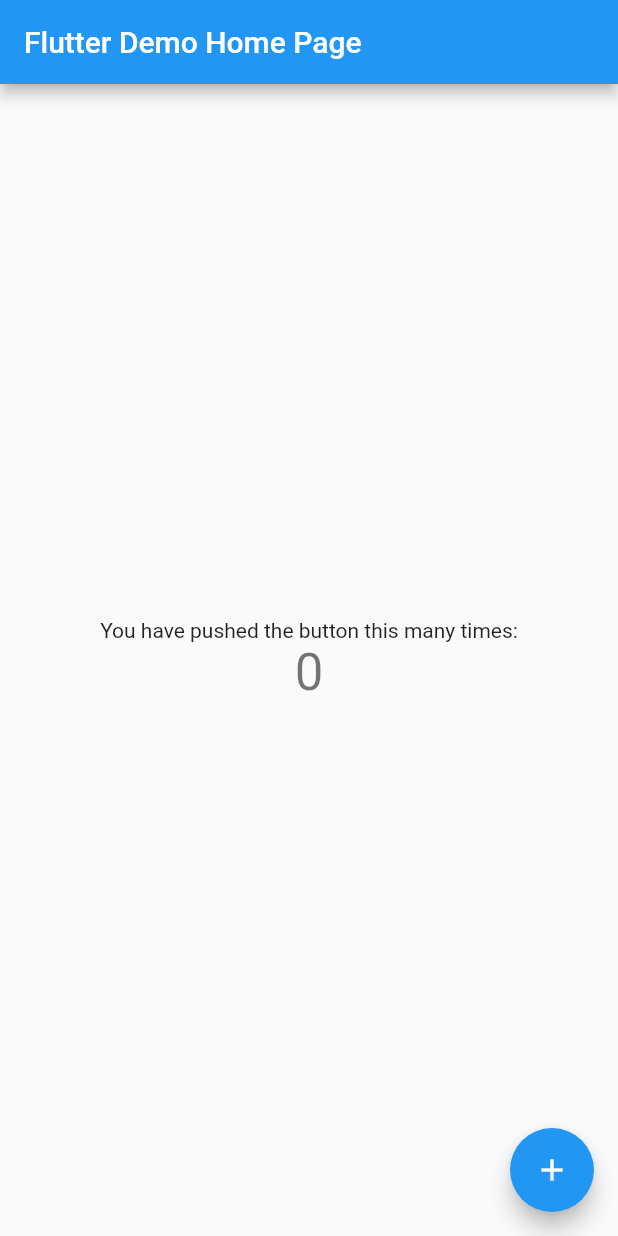
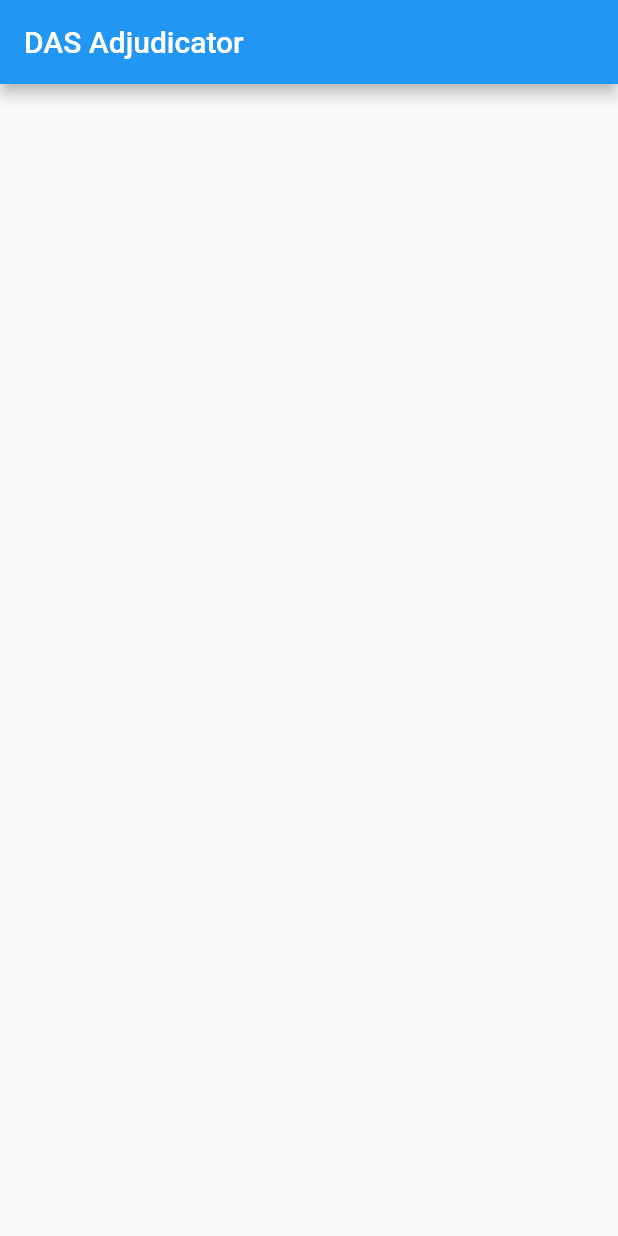
Before and after one commit to DancesportSoftware/das-judge, a Flutter app: the screen it shows after launch, on a phone screen of 412 x 824 dp. Run offline on Flutter 3.47's test engine with Material 2 defaults, Android fonts, the phone set to English and light mode, and no system bars; accounts and stored records are empty.

Commit message:
#3: added login screen code skeleton

```diff
--- a/lib/main.dart
+++ b/lib/main.dart
@@ -1,109 +1,3 @@
-import 'package:flutter/material.dart';
+import 'routes.dart';
 
-void main() => runApp(new MyApp());
-
-class MyApp extends StatelessWidget {
-  // This widget is the root of your application.
-  @override
-  Widget build(BuildContext context) {
-    return new MaterialApp(
-      title: 'Flutter Demo',
-      theme: new ThemeData(
-        // This is the theme of your application.
-        //
-        // Try running your application with "flutter run". You'll see the
-        // application has a blue toolbar. Then, without quitting the app, try
-        // changing the primarySwatch below to Colors.green and then invoke
-        // "hot reload" (press "r" in the console where you ran "flutter run",
-        // or press Run > Flutter Hot Reload in IntelliJ). Notice that the
-        // counter didn't reset back to zero; the application is not restarted.
-        primarySwatch: Colors.blue,
-      ),
-      home: new MyHomePage(title: 'Flutter Demo Home Page'),
-    );
-  }
-}
-
-class MyHomePage extends StatefulWidget {
-  MyHomePage({Key key, this.title}) : super(key: key);
-
-  // This widget is the home page of your application. It is stateful, meaning
-  // that it has a State object (defined below) that contains fields that affect
-  // how it looks.
-
-  // This class is the configuration for the state. It holds the values (in this
-  // case the title) provided by the parent (in this case the App widget) and
-  // used by the build method of the State. Fields in a Widget subclass are
-  // always marked "final".
-
-  final String title;
-
-  @override
-  _MyHomePageState createState() => new _MyHomePageState();
-}
-
-class _MyHomePageState extends State<MyHomePage> {
-  int _counter = 0;
-
-  void _incrementCounter() {
-    setState(() {
-      // This call to setState tells the Flutter framework that something has
-      // changed in this State, which causes it to rerun the build method below
-      // so that the display can reflect the updated values. If we changed
-      // _counter without calling setState(), then the build method would not be
-      // called again, and so nothing would appear to happen.
-      _counter++;
-    });
-  }
-
-  @override
-  Widget build(BuildContext context) {
-    // This method is rerun every time setState is called, for instance as done
-    // by the _incrementCounter method above.
-    //
-    // The Flutter framework has been optimized to make rerunning build methods
-    // fast, so that you can just rebuild anything that needs updating rather
-    // than having to individually change instances of widgets.
-    return new Scaffold(
-      appBar: new AppBar(
-        // Here we take the value from the MyHomePage object that was created by
-        // the App.build method, and use it to set our appbar title.
-        title: new Text(widget.title),
-      ),
-      body: new Center(
-        // Center is a layout widget. It takes a single child and positions it
-        // in the middle of the parent.
-        child: new Column(
-          // Column is also layout widget. It takes a list of children and
-          // arranges them vertically. By default, it sizes itself to fit its
-          // children horizontally, and tries to be as tall as its parent.
-          //
-          // Invoke "debug paint" (press "p" in the console where you ran
-          // "flutter run", or select "Toggle Debug Paint" from the Flutter tool
-          // window in IntelliJ) to see the wireframe for each widget.
-          //
-          // Column has various properties to control how it sizes itself and
-          // how it positions its children. Here we use mainAxisAlignment to
-          // center the children vertically; the main axis here is the vertical
-          // axis because Columns are vertical (the cross axis would be
-          // horizontal).
-          mainAxisAlignment: MainAxisAlignment.center,
-          children: <Widget>[
-            new Text(
-              'You have pushed the button this many times:',
-            ),
-            new Text(
-              '$_counter',
-              style: Theme.of(context).textTheme.display1,
-            ),
-          ],
-        ),
-      ),
-      floatingActionButton: new FloatingActionButton(
-        onPressed: _incrementCounter,
-        tooltip: 'Increment',
-        child: new Icon(Icons.add),
-      ), // This trailing comma makes auto-formatting nicer for build methods.
-    );
-  }
-}
+void main() => new Routes();
--- /dev/null
+++ b/lib/models/auth/login.dart
@@ -0,0 +1,8 @@
+class LoginCredentialModel {
+  String username;
+  String password;
+}
+
+class LoginSuccessResponseModel {
+  String
+}
--- /dev/null
+++ b/lib/routes.dart
@@ -0,0 +1,15 @@
+import 'package:flutter/material.dart';
+
+import 'package:dasjudge/screens/login.dart';
+
+class Routes {
+  final routes = <String, WidgetBuilder>{
+    '/login' : (BuildContext context) => LoginScreen(),
+  };
+
+  Routes() {
+    runApp (new MaterialApp(
+      home: LoginScreen(),
+    ));
+  }
+}
--- /dev/null
+++ b/lib/screens/login.dart
@@ -0,0 +1,25 @@
+import 'package:flutter/material.dart';
+
+import 'package:dasjudge/models/auth/login.dart';
+
+class LoginScreen extends StatefulWidget {
+  @override
+  LoginScreenState createState() {
+    return LoginScreenState();
+  }
+}
+
+class LoginScreenState extends State<LoginScreen> {
+  LoginCredentialModel _credential;
+
+  @override
+  Widget build(BuildContext context) {
+    return Scaffold(
+      appBar: new AppBar(
+        title: new Text('DAS Adjudicator'),
+      ),
+      body: Center(
+      )
+    );
+  }
+}
```
